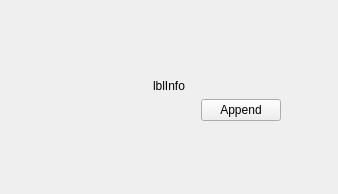
The window that src/plugins/metacontacts/addmetaitempage.ui (silvansky/Contacts) describes before a commit, drawn with Qt 5.
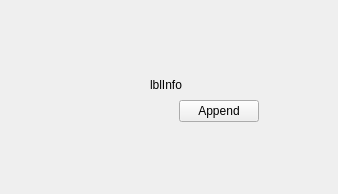
The same window after the commit. Custom widgets are drawn as their Qt base class.

Patch:
```diff
--- a/src/plugins/metacontacts/addmetaitempage.ui
+++ b/src/plugins/metacontacts/addmetaitempage.ui
@@ -10,38 +10,8 @@
     <height>194</height>
    </rect>
   </property>
-  <layout class="QGridLayout" name="gridLayout" rowstretch="1,0,0,1" columnstretch="1,3,0,1">
-   <item row="1" column="1" colspan="2">
-    <widget class="CustomLabel" name="lblInfo">
-     <property name="text">
-      <string notr="true">lblInfo</string>
-     </property>
-     <property name="alignment">
-      <set>Qt::AlignCenter</set>
-     </property>
-     <property name="wordWrap">
-      <bool>true</bool>
-     </property>
-    </widget>
-   </item>
-   <item row="2" column="1">
-    <widget class="QWidget" name="wdtAddMetaItem" native="true">
-     <property name="sizePolicy">
-      <sizepolicy hsizetype="Expanding" vsizetype="Preferred">
-       <horstretch>0</horstretch>
-       <verstretch>0</verstretch>
-      </sizepolicy>
-     </property>
-    </widget>
-   </item>
-   <item row="2" column="2">
-    <widget class="ActionButton" name="pbtAppend">
-     <property name="text">
-      <string>Append</string>
-     </property>
-    </widget>
-   </item>
-   <item row="3" column="1" colspan="2">
+  <layout class="QGridLayout" name="gridLayout" rowstretch="1,0,0,1,0,0" columnstretch="1,3,0,1">
+   <item row="2" column="1" rowspan="4" colspan="2">
     <spacer name="vspBottom">
      <property name="orientation">
       <enum>Qt::Vertical</enum>
@@ -67,7 +37,7 @@
      </property>
     </spacer>
    </item>
-   <item row="0" column="0" rowspan="4">
+   <item row="0" column="0" rowspan="6">
     <spacer name="hspLeft">
      <property name="orientation">
       <enum>Qt::Horizontal</enum>
@@ -80,7 +50,7 @@
      </property>
     </spacer>
    </item>
-   <item row="0" column="3" rowspan="4">
+   <item row="0" column="3" rowspan="6">
     <spacer name="hspRight">
      <property name="orientation">
       <enum>Qt::Horizontal</enum>
@@ -93,6 +63,70 @@
      </property>
     </spacer>
    </item>
+   <item row="1" column="1">
+    <layout class="QVBoxLayout" name="verticalLayout">
+     <item>
+      <widget class="CustomLabel" name="lblInfo">
+       <property name="text">
+        <string notr="true">lblInfo</string>
+       </property>
+       <property name="alignment">
+        <set>Qt::AlignCenter</set>
+       </property>
+       <property name="wordWrap">
+        <bool>true</bool>
+       </property>
+      </widget>
+     </item>
+     <item>
+      <layout class="QHBoxLayout" name="horizontalLayout">
+       <property name="spacing">
+        <number>0</number>
+       </property>
+       <item>
+        <widget class="QWidget" name="wdtAddMetaItem" native="true">
+         <property name="sizePolicy">
+          <sizepolicy hsizetype="Expanding" vsizetype="Preferred">
+           <horstretch>0</horstretch>
+           <verstretch>0</verstretch>
+          </sizepolicy>
+         </property>
+        </widget>
+       </item>
+       <item>
+        <layout class="QVBoxLayout" name="verticalLayout_2">
+         <property name="spacing">
+          <number>0</number>
+         </property>
+         <property name="topMargin">
+          <number>2</number>
+         </property>
+         <item>
+          <widget class="ActionButton" name="pbtAppend">
+           <property name="text">
+            <string>Append</string>
+           </property>
+          </widget>
+         </item>
+         <item>
+          <spacer name="verticalSpacer">
+           <property name="orientation">
+            <enum>Qt::Vertical</enum>
+           </property>
+           <property name="sizeHint" stdset="0">
+            <size>
+             <width>0</width>
+             <height>0</height>
+            </size>
+           </property>
+          </spacer>
+         </item>
+        </layout>
+       </item>
+      </layout>
+     </item>
+    </layout>
+   </item>
   </layout>
  </widget>
  <layoutdefault spacing="6" margin="11"/>
```
